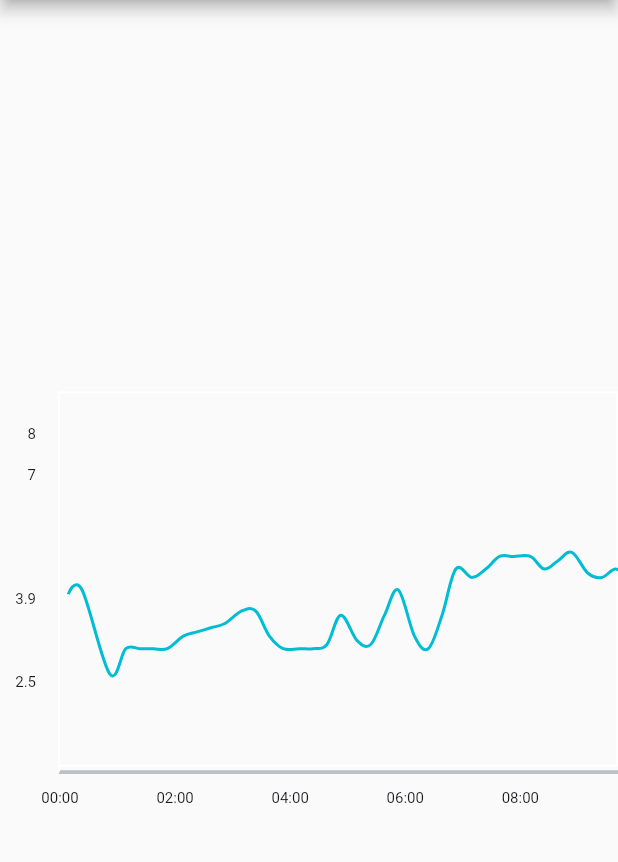
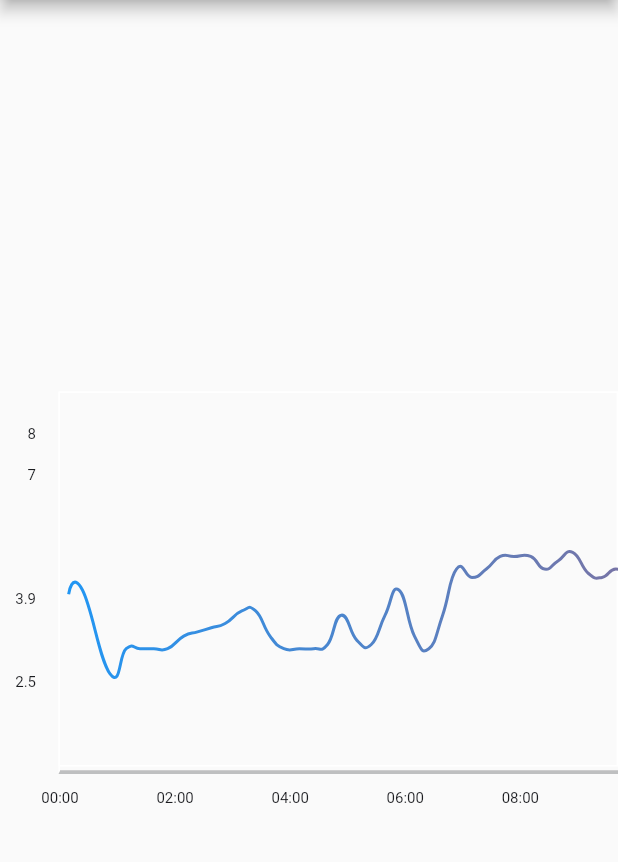
Before and after one commit to samyak1209/calendar_example, a Flutter app: the screen it shows after launch, on a phone screen of 412 x 824 dp, the part 84-946 px from its top. Run offline on Flutter 3.47's test engine with Material 2 defaults, Android fonts, the phone set to English and light mode, and no system bars; drawn by our look-alikes of fl_chart.

Commit message:
refactored graph UI

```diff
--- a/lib/main.dart
+++ b/lib/main.dart
@@ -512,18 +512,18 @@ class _MyHomePageState extends State<MyHomePage> {
   void initState() {
     super.initState();
     for(int i=0;i<sam.length;i++){
-      double x= parseDate(sam[i]['device_timestamp']);
+      double x= double.parse(parseDate(sam[i]['device_timestamp']));
       double y=double.parse(sam[i]['historic_glucose_mmol_l']);
       flSpot.add(FlSpot(x,y));
     }
   }
 
-  double parseDate(String timeStamp){
+  String parseDate(String timeStamp){
     DateTime val=DateTime.parse(timeStamp);
     String formattedTime = DateFormat.Hm().format(val);
     double value=double.parse(formattedTime.replaceAll(':','.'));
     double frac=double.parse((value-value.toInt()).toStringAsFixed(2));
-    return value.toInt()+frac+(0.6*frac);
+    return (value.toInt()+frac+(0.62*frac)).toStringAsFixed(2);
   }
 
   @override
@@ -543,6 +543,8 @@ class _MyHomePageState extends State<MyHomePage> {
       height: MediaQuery.of(context).size.width-60,
       child: Stack(
         children: [
+          /*Align(alignment: Alignment.centerLeft,
+          child: Container(color: Colors.white,width: 20,),),*/
           Align(alignment: Alignment.centerLeft,
           child: Column(
             mainAxisSize: MainAxisSize.min,
@@ -682,6 +684,7 @@ class _MyHomePageState extends State<MyHomePage> {
               ],
             ),
           ),
+
         ],
       ),
     );
@@ -791,15 +794,29 @@ class _MyHomePageState extends State<MyHomePage> {
       lineBarsData: [
         LineChartBarData(
           spots: flSpot,
-          dotData: FlDotData(show: false),isCurved: true
+          dotData: FlDotData(show: false),isCurved: true,colors: [Colors.blue,Colors.red],curveSmoothness: 0.5
         ),
       ],
       lineTouchData: LineTouchData(
-        enabled: true,fullHeightTouchLine: true,touchTooltipData: LineTouchTooltipData(showOnTopOfTheChartBoxArea: true,tooltipBgColor: Colors.black12 ),
-        touchCallback: (LineTouchResponse response){
-          print(response.touchInput.getOffset());
-        }
+        getTouchedSpotIndicator: (LineChartBarData barData, List<int> indicators){
+          return indicators.map((int index) {
+            return TouchedSpotIndicatorData(FlLine(color: Colors.green,strokeWidth: 2), FlDotData(show: false));
+          }).toList();
+        },
+        enabled: true,fullHeightTouchLine: true,touchTooltipData: LineTouchTooltipData(tooltipRoundedRadius:100,showOnTopOfTheChartBoxArea: true,tooltipBgColor: Colors.green,tooltipBottomMargin:0,
+          getTooltipItems: (List<LineBarSpot> touchedSpots){
+            return touchedSpots.map((LineBarSpot touchedSpot) {
+              if (touchedSpot == null) {
+                return null;
+              }
+              return LineTooltipItem(touchedSpot.y.toString()+" m/Mol "+touchedSpot.x.toString(), TextStyle());
+            }).toList();
+          }),
+
+        /*touchCallback: (LineTouchResponse response){
+        }*/
       ),
     );
   }
+
 }
```
